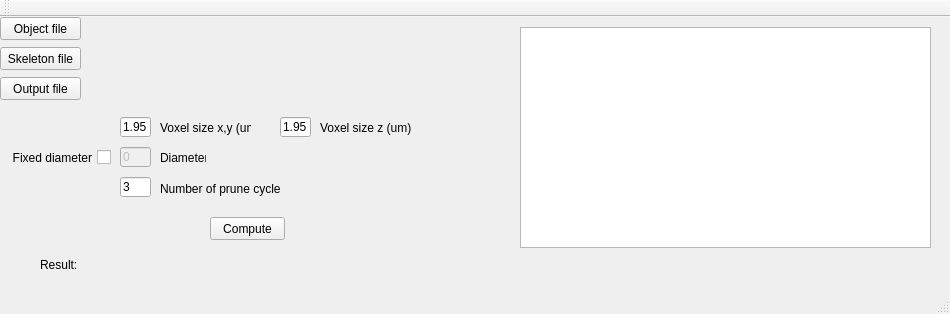
gibbogle/vessel-tools, file Qt/Topology/mainwindow.ui: the form before one commit.
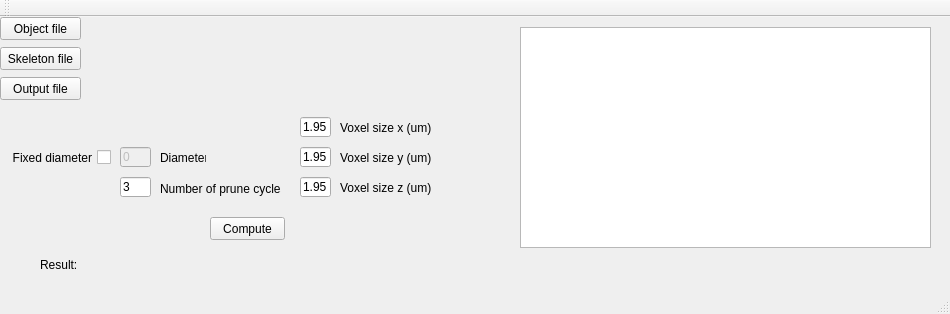
The form after the commit.

Commit message: vsize in topo

Diff of the .ui file:
```diff
--- a/Qt/Topology/mainwindow.ui
+++ b/Qt/Topology/mainwindow.ui
@@ -144,8 +144,8 @@
    <widget class="QLineEdit" name="lineEditVoxelSize_xy">
     <property name="geometry">
      <rect>
-      <x>120</x>
-      <y>100</y>
+      <x>300</x>
+      <y>130</y>
       <width>31</width>
       <height>20</height>
      </rect>
@@ -157,14 +157,14 @@
    <widget class="QLabel" name="labelVoxelSize_xy">
     <property name="geometry">
      <rect>
-      <x>160</x>
-      <y>100</y>
+      <x>340</x>
+      <y>130</y>
       <width>91</width>
       <height>21</height>
      </rect>
     </property>
     <property name="text">
-     <string>Voxel size x,y (um)</string>
+     <string>Voxel size y (um)</string>
     </property>
    </widget>
    <widget class="QCheckBox" name="checkBoxDiam">
@@ -241,8 +241,8 @@
    <widget class="QLineEdit" name="lineEditVoxelSize_z">
     <property name="geometry">
      <rect>
-      <x>280</x>
-      <y>100</y>
+      <x>300</x>
+      <y>160</y>
       <width>31</width>
       <height>20</height>
      </rect>
@@ -254,8 +254,8 @@
    <widget class="QLabel" name="labelVoxelSize_z">
     <property name="geometry">
      <rect>
-      <x>320</x>
-      <y>100</y>
+      <x>340</x>
+      <y>160</y>
       <width>91</width>
       <height>21</height>
      </rect>
@@ -264,6 +264,32 @@
      <string>Voxel size z (um)</string>
     </property>
    </widget>
+   <widget class="QLineEdit" name="lineEditVoxelSize_x">
+    <property name="geometry">
+     <rect>
+      <x>300</x>
+      <y>100</y>
+      <width>31</width>
+      <height>20</height>
+     </rect>
+    </property>
+    <property name="text">
+     <string>1.95</string>
+    </property>
+   </widget>
+   <widget class="QLabel" name="labelVoxelSize_x">
+    <property name="geometry">
+     <rect>
+      <x>340</x>
+      <y>100</y>
+      <width>91</width>
+      <height>21</height>
+     </rect>
+    </property>
+    <property name="text">
+     <string>Voxel size x (um)</string>
+    </property>
+   </widget>
   </widget>
   <widget class="QMenuBar" name="menuBar">
    <property name="geometry">
```
Left out of the diff: 6 changed lines with no effect on the pictures. The commit also changes 2 other files.
